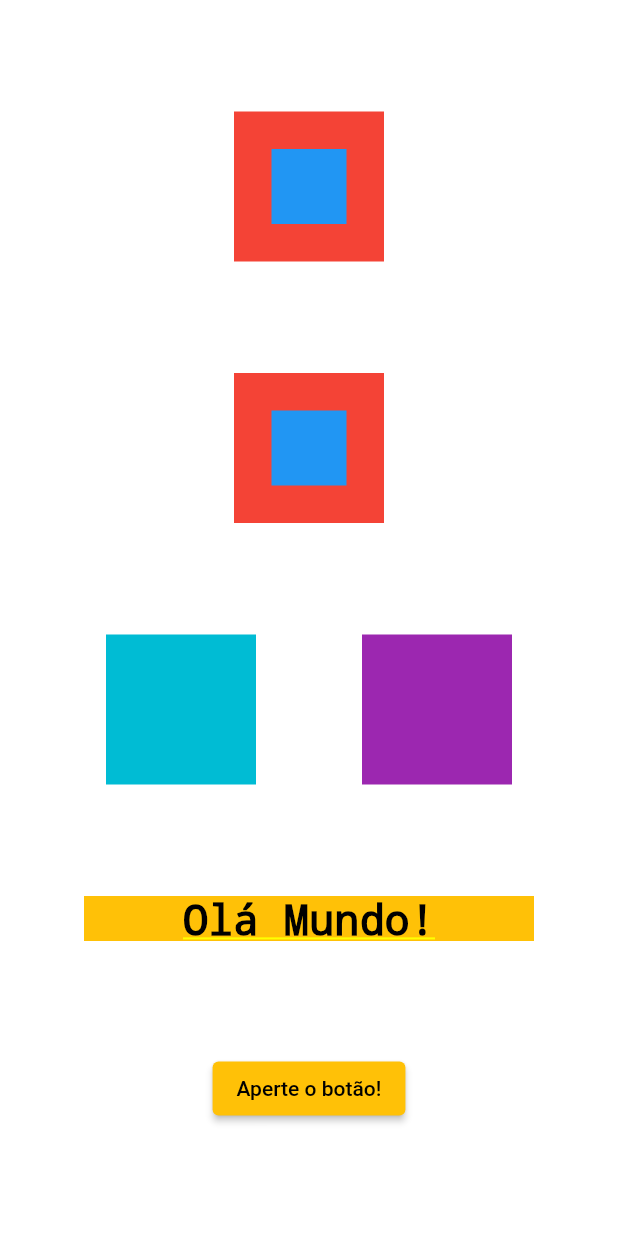
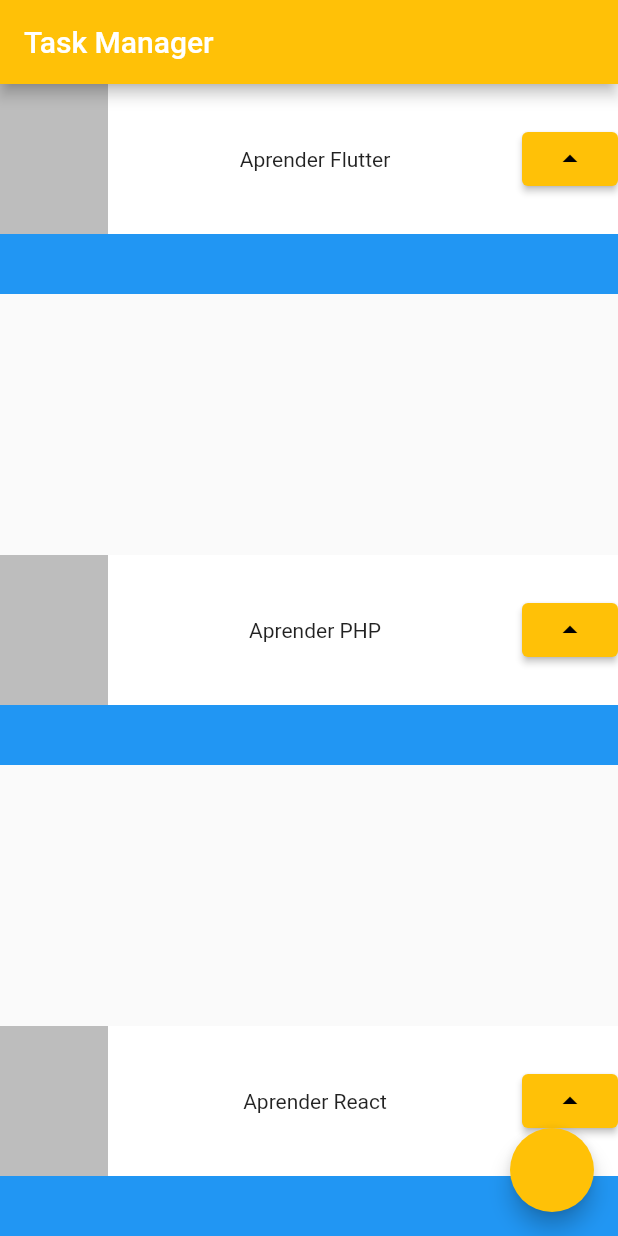
Before and after one commit to yoshinolucas/app-de-tasks-mobile, a Flutter app: the screen it shows after launch, on a phone screen of 412 x 824 dp. Run offline on Flutter 3.47's test engine with Material 2 defaults, Android fonts, the phone set to English and light mode, and no system bars.

Commit message:
criando um widget stateless

```diff
--- a/lib/main.dart
+++ b/lib/main.dart
@@ -14,77 +14,59 @@ class MyApp extends StatelessWidget {
       theme: ThemeData(
         primarySwatch: Colors.amber,
       ),
-      home: Column(
-        mainAxisAlignment: MainAxisAlignment.spaceEvenly,
-        crossAxisAlignment: CrossAxisAlignment.center,
-        children: [
-          Stack(
-            alignment: AlignmentDirectional.center,
-            children: [
-              Container(
-                color: Colors.red,
-                width: 100,
-                height: 100,
-              ),
-              Container(
-                color: Colors.blue,
-                width: 50,
-                height: 50,
-              )
-            ],
-          ),
-          Stack(
-            alignment: AlignmentDirectional.center,
-            children: [
-              Container(
-                color: Colors.red,
-                width: 100,
-                height: 100,
-              ),
-              Container(
-                color: Colors.blue,
-                width: 50,
-                height: 50,
-              )
-            ],
-          ),
-          Row(
-              mainAxisAlignment: MainAxisAlignment.spaceEvenly,
-              crossAxisAlignment: CrossAxisAlignment.center,
-              children: [
-                Container(
-                  color: Colors.cyan,
-                  width: 100,
-                  height: 100,
-                ),
-                Container(
-                  color: Colors.purple,
-                  width: 100,
-                  height: 100,
-                )
-              ]),
-          Container(
-            color: Colors.amber,
-            height: 30,
-            width: 300,
-            child: const Text(
-              'Olá Mundo!',
-              textAlign: TextAlign.center,
-              style: TextStyle(
-                color: Colors.black, fontSize: 28
-                ),
-            ),
-          ),
-          ElevatedButton(
-            onPressed: () {
-              print('Botão Apertado');
-            },
-            child: const Text(
-              'Aperte o botão!'
-            ),
-          ),
-        ],
+      home: Scaffold(
+        floatingActionButton: FloatingActionButton(
+          onPressed: () {
+
+          }
+        ),
+        body: Column(
+          mainAxisAlignment: MainAxisAlignment.spaceBetween,
+          children: [
+            Task('Aprender Flutter'),
+            Task('Aprender PHP'),
+            Task('Aprender React'),
+          ],
+        ),
+        appBar: AppBar(
+          title: const Text('Task Manager', style: TextStyle(color: Colors.white))
+        ),
       ),
     );
   }
 }
+
+
+class Task extends StatelessWidget {
+  final String titulo;
+  const Task(this.titulo, {super.key});
+
+  @override
+  Widget build(BuildContext context) {
+    return Container(
+      child: Stack(
+        children: [
+          Container(color: Colors.blue, height: 140,),
+          Container(
+            color: Colors.white, height: 100,
+            child: Row(
+              mainAxisAlignment: MainAxisAlignment.spaceBetween,
+              children: [
+                Container(
+                  color: Colors.black26,
+                  width: 72,
+                  height: 100,
+                ),
+                Text(titulo),
+                ElevatedButton(
+                  onPressed: (){},
+                  child: const Icon(Icons.arrow_drop_up),
+                ),
+              ],
+            )
+          ),
+        ],
+      )
+    );
+  }
+}
```
Also changed, not shown: lib/repo/primeira_tela.dart (added, +71 -0 lines).
